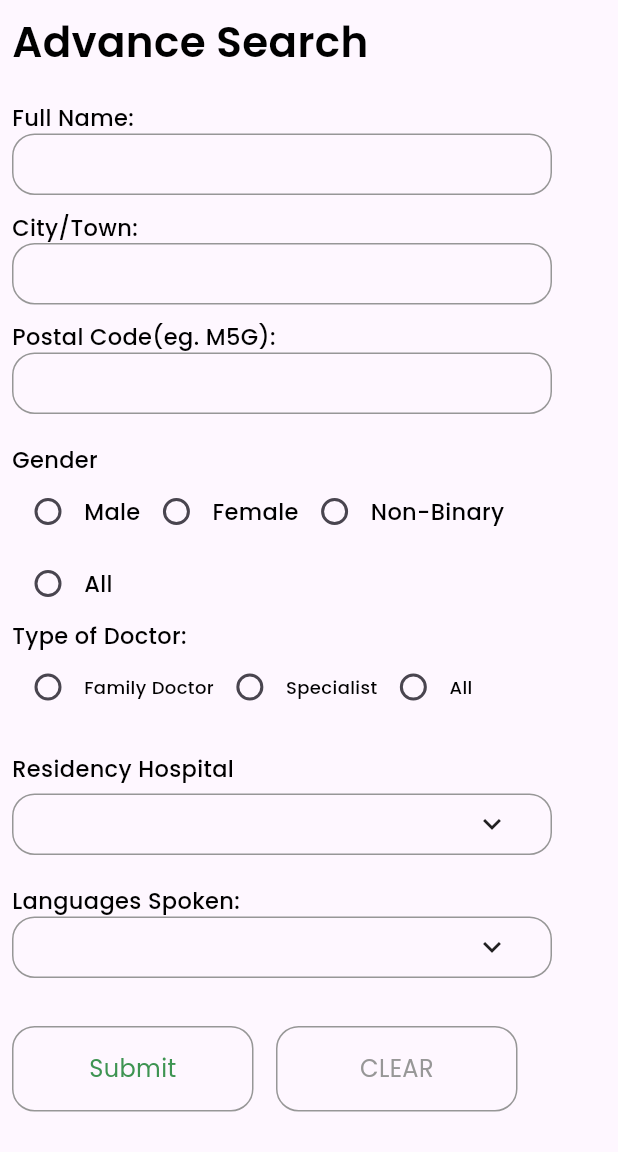
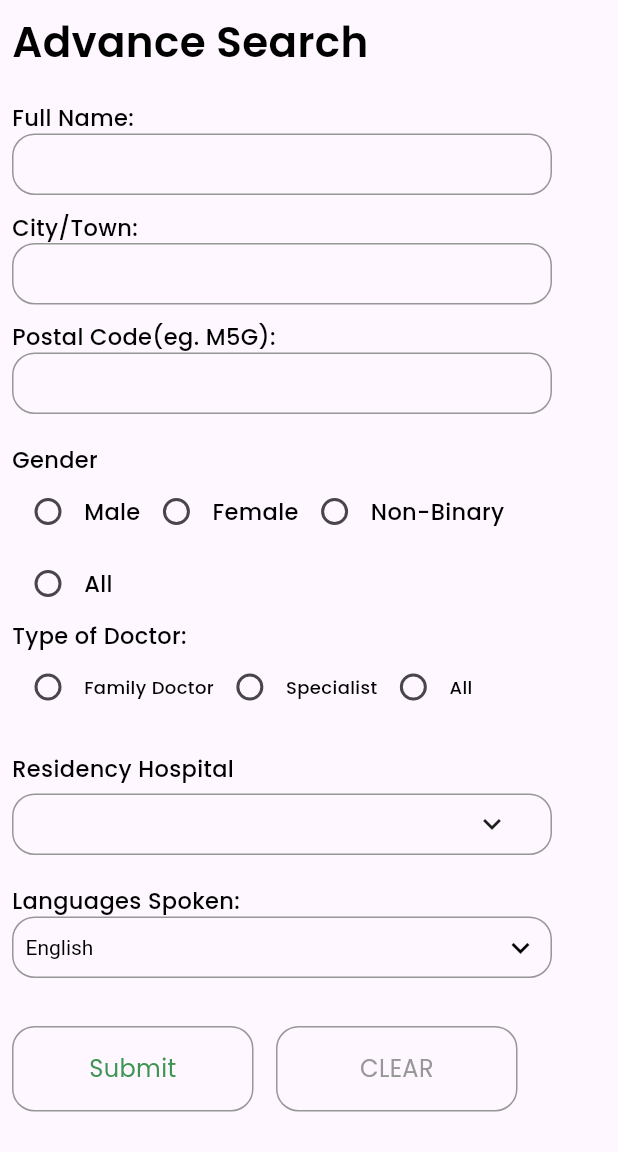
Before and after one commit to Happy-pixelpulse/remdy, a Flutter app: the AdvanceSearch screen opened directly, on a phone screen of 412 x 824 dp, the part 84-1236 px from its top. Run offline on Flutter 3.47's test engine with Material 3 defaults, Android fonts, the light colour scheme and no system bars; our stand-ins replace bloc, equatable, firebase_auth, firebase_core, flutter_bloc, flutter_rating_bar and 3 more; accounts and stored records are empty; generated files the repository leaves out were written again.

Commit message:
change in to the advance search screen

```diff
--- a/lib/screen/advance_search.dart
+++ b/lib/screen/advance_search.dart
@@ -17,6 +17,8 @@ class AdvanceSearch extends StatefulWidget {
 class _AdvanceSearchState extends State<AdvanceSearch> {
   String? selectedGender;
   String? selectedDoctorType;
+  List<String> options = <String>['English', 'French'];
+  String dropdownValue = 'English';
 
   @override
   Widget build(BuildContext context) {
@@ -61,6 +63,12 @@ class _AdvanceSearchState extends State<AdvanceSearch> {
                           color: AppColors.signUpTextButtonRadius,
                           width: 1), // Set border width
                     ),
+                    child: TextField(
+                      showCursor: false,
+                      decoration: InputDecoration(
+                        border: InputBorder.none,
+                      ),
+                    ),
                   )
                 ],
               ),
@@ -89,6 +97,12 @@ class _AdvanceSearchState extends State<AdvanceSearch> {
                           color: AppColors.signUpTextButtonRadius,
                           width: 1), // Set border width
                     ),
+                    child:  TextField(
+                      showCursor: false,
+                      decoration: InputDecoration(
+                        border: InputBorder.none,
+                      ),
+                    ),
                   )
                 ],
               ),
@@ -116,6 +130,12 @@ class _AdvanceSearchState extends State<AdvanceSearch> {
                       border: Border.all(
                           color: AppColors.signUpTextButtonRadius,
                           width: 1), // Set border width
+                    ),
+                    child:  TextField(
+                      showCursor: false,
+                      decoration: InputDecoration(
+                        border: InputBorder.none,
+                      ),
                     ),
                   )
                 ],
@@ -369,9 +389,37 @@ class _AdvanceSearchState extends State<AdvanceSearch> {
                           color: AppColors.signUpTextButtonRadius,
                           width: 1), // Set border width
                     ),
-                    child: const Padding(
-                      padding: EdgeInsets.only(left: 280),
-                      child: Icon(Icons.keyboard_arrow_down),
+                    child: Padding(
+                      padding: const EdgeInsets.all(8.0),
+                      child: DropdownButton<String>(
+                        value: dropdownValue,
+                        onChanged: (String? value) {
+                          setState(() {
+                            dropdownValue = value!;
+                          });
+                        },
+                        underline: const SizedBox(),
+                        isExpanded: true,
+                        style: const TextStyle(color: Colors.black),
+                        dropdownColor: Colors.white,
+                        icon: const Icon(Icons.keyboard_arrow_down, color: Colors.black),
+                        selectedItemBuilder: (BuildContext context) {
+                          return options.map((String value) {
+                            return Align(
+                              alignment: Alignment.centerLeft,
+                              child: Text(
+                                dropdownValue,
+                              ),
+                            );
+                          }).toList();
+                        },
+                        items: options.map<DropdownMenuItem<String>>((String value) {
+                          return DropdownMenuItem<String>(
+                            value: value,
+                            child: Text(value),
+                          );
+                        }).toList(),
+                      ),
                     ),
                   )
                 ],
```
Also changed, not shown: lib/auth/sign_up_screen.dart (+28 -23 lines).
